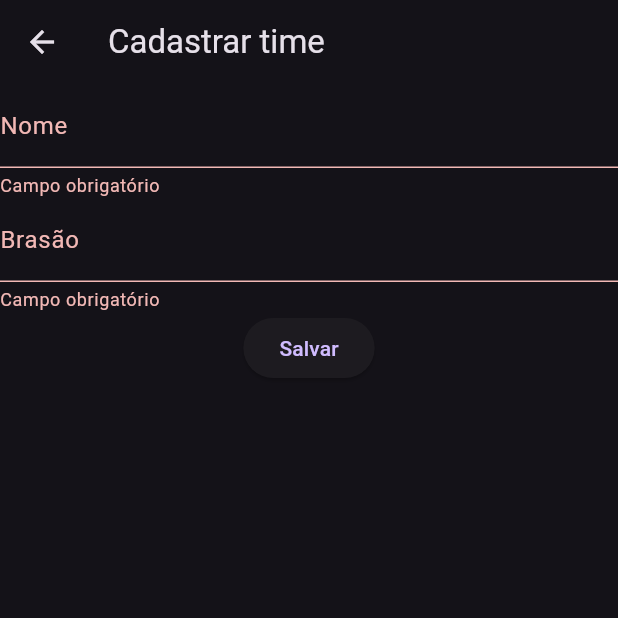
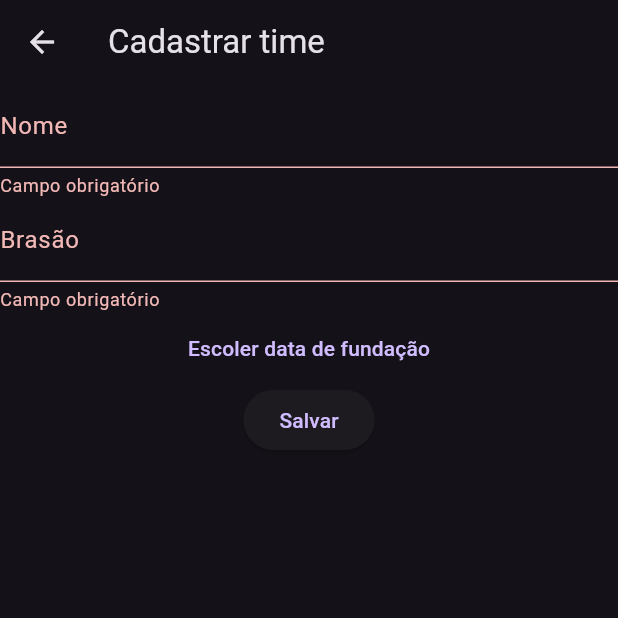
Before and after one commit to b4ra0/futeba_dashboard, a Flutter app: the CadastrarTime screen opened by its route, after a tap on "Salvar", on a phone screen of 412 x 824 dp, the top half of it. Run offline on Flutter 3.47's test engine with Material 3 defaults, Android fonts, the light colour scheme and no system bars; our stand-ins replace dio, go_router; network calls fail.

Commit message:
implementação de services em edições e campeonatos

```diff
--- a/lib/models/time.dart
+++ b/lib/models/time.dart
@@ -1,18 +1,21 @@
 class Time{
   final int id;
   final String nome;
-  final String urlBrasao;
+  final String? urlBrasao;
+  final DateTime fundacao;
 
-  Time({required this.id, required this.nome, required this.urlBrasao});
+  Time({required this.id, required this.nome, this.urlBrasao, required this.fundacao});
 
   Time.fromJson(Map<String, dynamic> json)
     : id = json['id'],
       nome = json['nome'],
-      urlBrasao = json['url_brasao'];
+      urlBrasao = json['url_brasao'],
+      fundacao = DateTime.parse(json['fundacao']);
 
   Map<String, dynamic> toJson() => {
     'id': id.toString(),
     'nome': nome,
     'url_brasao': urlBrasao,
+    'fundacao': fundacao.toIso8601String()
   };
 }
--- a/lib/rotas.dart
+++ b/lib/rotas.dart
@@ -1,8 +1,9 @@
+import 'package:futeba/screens/campeonatos/listar_campeonatos.dart';
 import 'package:futeba/screens/inicio.dart';
 import 'package:futeba/screens/times/cadastrar_time.dart';
 import 'package:futeba/screens/times/componentes/tabela_de_times.dart';
 import 'package:futeba/screens/times/editar_time.dart';
-import 'package:futeba/screens/times/lista_de_times.dart';
+import 'package:futeba/screens/times/listar_times.dart';
 import 'package:futeba/screens/times/visualizar_time.dart';
 import 'package:go_router/go_router.dart';
 
@@ -34,5 +35,9 @@ iniciarRotas() => GoRouter(
             ),
           ],
         ),
+        GoRoute(
+          path: '/campeonatos',
+          builder: (context, state) => const ListarCampeonatos(),
+        ),
       ],
     );
--- a/lib/screens/times/componentes/detalhe_time.dart
+++ b/lib/screens/times/componentes/detalhe_time.dart
@@ -31,7 +31,7 @@ class DetalheTime extends StatelessWidget {
       ),
       body: Row(
         children: [
-          Image.network(time.urlBrasao),
+          Image.network(time.urlBrasao??''),
           Column(
             children: [
               Text(time.nome),
--- a/lib/screens/times/componentes/formulario_time.dart
+++ b/lib/screens/times/componentes/formulario_time.dart
@@ -19,6 +19,7 @@ class _FormularioTimeState extends State<FormularioTime> {
   final _formKey = GlobalKey<FormState>();
   late final TextEditingController _nomeController;
   late final TextEditingController _brasaoController;
+  DateTime? dataFundacao;
 
   @override
   void initState() {
@@ -47,20 +48,33 @@ class _FormularioTimeState extends State<FormularioTime> {
               labelText: 'Brasão',
             ),
           ),
+          TextButton(
+            onPressed: () async {
+              dataFundacao = await showDatePicker(
+                initialDate: dataFundacao,
+                context: context,
+                firstDate: DateTime(1850),
+                lastDate: DateTime(DateTime.now().year, 12, 31),
+              );
+            },
+            child: Text("Escoler data de fundação"),
+          ),
           ElevatedButton(
             onPressed: () {
-              if(_formKey.currentState!.validate()) {
+              if(_formKey.currentState!.validate() && dataFundacao != null) {
                 widget.editando ? timeService.atualizar(
                   widget.time!,
                   {
                     'nome': _nomeController.text,
                     'url_brasao': _brasaoController.text,
+                    'fundacao': dataFundacao,
                   },
                 ) :
                 timeService.cadastrar(
                   {
                     'nome': _nomeController.text,
                     'url_brasao': _brasaoController.text,
+                    'fundacao': dataFundacao!.toIso8601String(),
                   },
                 );
                 context.pop();
--- a/lib/screens/times/componentes/tabela_de_times.dart
+++ b/lib/screens/times/componentes/tabela_de_times.dart
@@ -2,6 +2,7 @@ import 'package:flutter/material.dart';
 import 'package:futeba/models/time.dart';
 import 'package:futeba/service/time_service.dart';
 import 'package:go_router/go_router.dart';
+import 'package:intl/intl.dart';
 
 class TabelaDeTimes extends StatefulWidget {
   const TabelaDeTimes({super.key});
@@ -27,6 +28,7 @@ class _TabelaDeTimesState extends State<TabelaDeTimes> {
             );
           case ConnectionState.done:
             if (snapshot.hasError) {
+              print(snapshot.error);
               return const Center(
                 child: Text('Erro ao carregar os times'),
               );
@@ -65,17 +67,17 @@ class _TabelaDeTimesState extends State<TabelaDeTimes> {
                           ),
                           DataCell(
                             Image.network(
-                              time.urlBrasao,
+                              time.urlBrasao??'',
                               height: 150,
                               isAntiAlias: true,
                               filterQuality: FilterQuality.high,
                             ),
                           ),
                           DataCell(
-                            Text(time.id.toString()),
+                            Text(time.nome),
                           ),
                           DataCell(
-                            Text(time.nome),
+                            Text(DateFormat('dd/MM/yyyy').format(time.fundacao)),
                           ),
                         ],
                       ),
--- /dev/null
+++ b/lib/service/campeonato_service.dart
@@ -0,0 +1,42 @@
+import 'package:dio/dio.dart';
+import 'package:futeba/helpers/crud_service.dart';
+import 'package:futeba/models/campeonato.dart';
+
+class CampeonatoService implements CrudService<Campeonato> {
+  final Dio dio = Dio();
+  @override
+  Future<Campeonato> atualizar(Campeonato campeonato, Map<String, dynamic> dados, [Map<String, dynamic>? opcoesExtras]) async {
+    final resposta = await dio.put("http://localhost:8000/campeonatos/${campeonato.id}", data: dados);
+
+    return Campeonato.fromJson(resposta.data);
+  }
+
+  @override
+  Future<Campeonato> buscar(int id, [Map<String, dynamic>? opcoesExtras]) async {
+    final resposta = await dio.get("http://localhost:8000/campeonatos/$id");
+
+    return Campeonato.fromJson(resposta.data);
+  }
+
+  @override
+  Future<Campeonato> cadastrar(Map<String, dynamic> dados, [Map<String, dynamic>? opcoesExtras]) async {
+    final resposta = await dio.post("http://localhost:8000/campeonatos", data: dados);
+
+    return Campeonato.fromJson(resposta.data);
+  }
+
+  @override
+  Future<List<Campeonato>> listar({Map<String, dynamic>? parametros, Map<String, dynamic>? opcoesExtras}) async {
+    final resposta = await dio.get("http://localhost:8000/campeonatos");
+
+    print(resposta.data);
+
+    return resposta.data.map<Campeonato>((campeonato) => Campeonato.fromJson(campeonato)).toList();
+  }
+
+  @override
+  Future remover(Campeonato campeonato, [Map<String, dynamic>? opcoesExtras]) async {
+    await dio.delete('http://localhost:8000/campeonatos/${campeonato.id}');
+  }
+
+}
--- a/lib/service/time_service.dart
+++ b/lib/service/time_service.dart
@@ -22,8 +22,6 @@ class TimeService implements CrudService<Time> {
   Future<Time> cadastrar(Map<String, dynamic> dados, [Map<String, dynamic>? opcoesExtras]) async {
     final resposta = await dio.post("http://localhost:8000/times", data: dados);
 
-    print(resposta.data);
-
     return Time.fromJson(resposta.data);
   }
 
--- a/pubspec.yaml
+++ b/pubspec.yaml
@@ -38,6 +38,7 @@ dependencies:
   # The following adds the Cupertino Icons font to your application.
   # Use with the CupertinoIcons class for iOS style icons.
   cupertino_icons: ^1.0.2
+  intl: ^0.19.0
 
 dev_dependencies:
   flutter_test:
```
Also changed, not shown: lib/models/campeonato.dart (added, +25 -0 lines), lib/models/edicao.dart (added, +30 -0 lines), lib/screens/campeonatos/componentes/tabela_de_campeonatos.dart (added, +85 -0 lines), lib/screens/campeonatos/listar_campeonatos.dart (added, +25 -0 lines), lib/screens/inicio.dart (+7 -1 lines), lib/screens/times/listar_times.dart (renamed from lib/screens/times/lista_de_times.dart), pubspec.lock.
